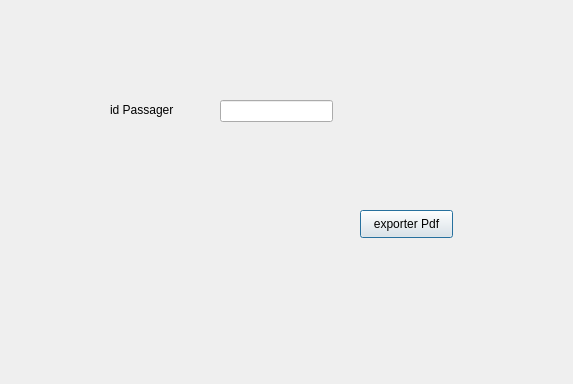
Above: pdf.ui from anasjoo/projet_Airport1 before the change. Below: the same form after it.
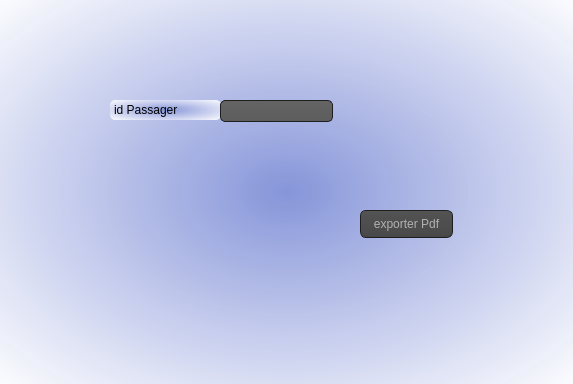
That is the form after the change. Icons and pictures are not drawn.

The edit to the form file:
```diff
--- a/pdf.ui
+++ b/pdf.ui
@@ -13,6 +13,963 @@
   <property name="windowTitle">
    <string>Dialog</string>
   </property>
+  <property name="styleSheet">
+   <string notr="true">QToolTip
+
+{
+
+     border: 1px solid black;
+
+     background-color: #ffa02f;
+
+     padding: 1px;
+
+     border-radius: 3px;
+
+     opacity: 100;
+
+}
+
+QFrame
+
+{
+
+	background-color: rgb(98, 98, 98);
+
+}
+
+
+
+QWidget
+
+{
+
+/* widget-&gt;setStyleSheet(&quot;background-color: transparent;&quot;);
+
+widget-&gt;setWindowFlags(Qt::FramelessWindowHint);   //No windowing
+
+widget-&gt;setAttribute(Qt::WA_TranslucentBackground); // No background*/
+
+	color: rgb(0, 0, 0);
+
+ /*  color: #b1b1b1;*/
+
+ 
+
+	background-color: qradialgradient(spread:pad, cx:0.5, cy:0.5, radius:0.732, fx:0.5, fy:0.5, stop:0 rgba(134, 149, 217, 245), stop:1 rgba(255, 255, 255, 255));
+
+	/*background-color: qradialgradient(spread:pad, cx:0.5, cy:0.5, radius:0.752, fx:0.513, fy:0.511364, stop:0 rgba(93, 63, 211, 255), stop:1 rgba(255, 255, 255, 255));*/
+
+
+
+  padding: 1px;
+
+   /* border-style: solid;
+
+  /*  border: 1px solid #1e1e1e;*/
+
+    border-radius: 5;
+
+  /* background-color: #674ea7;*/
+
+/*#323232; loun el page mtaa e l ajout w mtaa el supprimer w el adition w el affichage */
+
+}
+
+
+
+QWidget:item:hover
+
+{
+
+    background-color: QLinearGradient( x1: 0, y1: 0, x2: 0, y2: 1, stop: 0 #ffa02f, stop: 1 #ca0619);
+
+    color: #000000;
+
+}
+
+
+
+QWidget:item:selected
+
+{
+
+    background-color: QLinearGradient( x1: 0, y1: 0, x2: 0, y2: 1, stop: 0 #ffa02f, stop: 1 #d7801a);
+
+}
+
+
+
+QMenuBar::item
+
+{
+
+    background: transparent;
+
+}
+
+
+
+QMenuBar::item:selected
+
+{
+
+    background: transparent;
+
+    border: 1px solid #ffaa00;
+
+}
+
+
+
+QMenuBar::item:pressed
+
+{
+
+    background: #444;
+
+    border: 1px solid #000;
+
+    background-color: QLinearGradient(
+
+        x1:0, y1:0,
+
+        x2:0, y2:1,
+
+        stop:1 #212121,
+
+        stop:0.4 #343434/*,
+
+        stop:0.2 #343434,
+
+        stop:0.1 #ffaa00*/
+
+    );
+
+    margin-bottom:-1px;
+
+    padding-bottom:1px;
+
+}
+
+
+
+QMenu
+
+{
+
+    border: 1px solid #000;
+
+}
+
+
+
+QMenu::item
+
+{
+
+    padding: 2px 20px 2px 20px;
+
+}
+
+
+
+QMenu::item:selected
+
+{
+
+    color: #000000;
+
+}
+
+
+
+QWidget:disabled
+
+{
+
+    color: #404040;
+
+    background-color: #323232;
+
+}
+
+
+
+QAbstractItemView
+
+{
+
+    background-color: QLinearGradient( x1: 0, y1: 0, x2: 0, y2: 1, stop: 0 #4d4d4d, stop: 0.1 #646464, stop: 1 #5d5d5d);
+
+}
+
+
+
+QWidget:focus
+
+{
+
+    /*border: 2px solid QLinearGradient( x1: 0, y1: 0, x2: 0, y2: 1, stop: 0 #ffa02f, stop: 1 #d7801a);*/
+
+}
+
+
+
+QLineEdit
+
+{
+
+    background-color: QLinearGradient( x1: 0, y1: 0, x2: 0, y2: 1, stop: 0 #4d4d4d, stop: 0 #646464, stop: 1 #5d5d5d);
+
+    padding: 1px;
+
+    border-style: solid;
+
+    border: 1px solid #1e1e1e;
+
+    border-radius: 5;
+
+}
+
+
+
+QPushButton
+
+{
+
+    color: #b1b1b1;
+
+    background-color: QLinearGradient( x1: 0, y1: 0, x2: 0, y2: 1, stop: 0 #565656, stop: 0.1 #525252, stop: 0.5 #4e4e4e, stop: 0.9 #4a4a4a, stop: 1 #464646);
+
+    border-width: 1px;
+
+    border-color: #1e1e1e;
+
+    border-style: solid;
+
+    border-radius: 6;
+
+    padding: 3px;
+
+    font-size: 12px;
+
+    padding-left: 5px;
+
+    padding-right: 5px;
+
+}
+
+
+
+QPushButton:pressed
+
+{
+
+    background-color: QLinearGradient( x1: 0, y1: 0, x2: 0, y2: 1, stop: 0 #2d2d2d, stop: 0.1 #2b2b2b, stop: 0.5 #292929, stop: 0.9 #282828, stop: 1 #252525);
+
+}
+
+
+
+QComboBox
+
+{
+
+    selection-background-color: #ffaa00;
+
+    background-color: QLinearGradient( x1: 0, y1: 0, x2: 0, y2: 1, stop: 0 #565656, stop: 0.1 #525252, stop: 0.5 #4e4e4e, stop: 0.9 #4a4a4a, stop: 1 #464646);
+
+    border-style: solid;
+
+    border: 1px solid #1e1e1e;
+
+    border-radius: 5;
+
+}
+
+
+
+QComboBox:hover,QPushButton:hover
+
+{
+
+    border: 2px solid QLinearGradient( x1: 0, y1: 0, x2: 0, y2: 1, stop: 0 #ffa02f, stop: 1 #d7801a);
+
+}
+
+
+
+
+
+QComboBox:on
+
+{
+
+    padding-top: 3px;
+
+    padding-left: 4px;
+
+    background-color: QLinearGradient( x1: 0, y1: 0, x2: 0, y2: 1, stop: 0 #2d2d2d, stop: 0.1 #2b2b2b, stop: 0.5 #292929, stop: 0.9 #282828, stop: 1 #252525);
+
+    selection-background-color: #ffaa00;
+
+}
+
+
+
+QComboBox QAbstractItemView
+
+{
+
+    border: 2px solid darkgray;
+
+    selection-background-color: QLinearGradient( x1: 0, y1: 0, x2: 0, y2: 1, stop: 0 #ffa02f, stop: 1 #d7801a);
+
+}
+
+
+
+QComboBox::drop-down
+
+{
+
+     subcontrol-origin: padding;
+
+     subcontrol-position: top right;
+
+     width: 15px;
+
+
+
+     border-left-width: 0px;
+
+     border-left-color: darkgray;
+
+     border-left-style: solid; /* just a single line */
+
+     border-top-right-radius: 3px; /* same radius as the QComboBox */
+
+     border-bottom-right-radius: 3px;
+
+ }
+
+
+
+QComboBox::down-arrow
+
+{
+
+     image: url(:/down_arrow.png);
+
+}
+
+
+
+QGroupBox:focus
+
+{
+
+border: 2px solid QLinearGradient( x1: 0, y1: 0, x2: 0, y2: 1, stop: 0 #ffa02f, stop: 1 #d7801a);
+
+}
+
+
+
+QTextEdit:focus
+
+{
+
+    border: 2px solid QLinearGradient( x1: 0, y1: 0, x2: 0, y2: 1, stop: 0 #ffa02f, stop: 1 #d7801a);
+
+}
+
+
+
+QScrollBar:horizontal {
+
+     border: 1px solid #222222;
+
+     background: QLinearGradient( x1: 0, y1: 0, x2: 0, y2: 1, stop: 0.0 #121212, stop: 0.2 #282828, stop: 1 #484848);
+
+     height: 7px;
+
+     margin: 0px 16px 0 16px;
+
+}
+
+
+
+QScrollBar::handle:horizontal
+
+{
+
+      background: QLinearGradient( x1: 0, y1: 0, x2: 1, y2: 0, stop: 0 #ffa02f, stop: 0.5 #d7801a, stop: 1 #ffa02f);
+
+      min-height: 20px;
+
+      border-radius: 2px;
+
+}
+
+
+
+QScrollBar::add-line:horizontal {
+
+      border: 1px solid #1b1b19;
+
+      border-radius: 2px;
+
+      background: QLinearGradient( x1: 0, y1: 0, x2: 1, y2: 0, stop: 0 #ffa02f, stop: 1 #d7801a);
+
+      width: 14px;
+
+      subcontrol-position: right;
+
+      subcontrol-origin: margin;
+
+}
+
+
+
+QScrollBar::sub-line:horizontal {
+
+      border: 1px solid #1b1b19;
+
+      border-radius: 2px;
+
+      background: QLinearGradient( x1: 0, y1: 0, x2: 1, y2: 0, stop: 0 #ffa02f, stop: 1 #d7801a);
+
+      width: 14px;
+
+     subcontrol-position: left;
+
+     subcontrol-origin: margin;
+
+}
+
+
+
+QScrollBar::right-arrow:horizontal, QScrollBar::left-arrow:horizontal
+
+{
+
+      border: 1px solid black;
+
+      width: 1px;
+
+      height: 1px;
+
+      background: white;
+
+}
+
+
+
+QScrollBar::add-page:horizontal, QScrollBar::sub-page:horizontal
+
+{
+
+      background: none;
+
+}
+
+
+
+QScrollBar:vertical
+
+{
+
+      background: QLinearGradient( x1: 0, y1: 0, x2: 1, y2: 0, stop: 0.0 #121212, stop: 0.2 #282828, stop: 1 #484848);
+
+      width: 7px;
+
+      margin: 16px 0 16px 0;
+
+      border: 1px solid #222222;
+
+}
+
+
+
+QScrollBar::handle:vertical
+
+{
+
+      background: QLinearGradient( x1: 0, y1: 0, x2: 0, y2: 1, stop: 0 #ffa02f, stop: 0.5 #d7801a, stop: 1 #ffa02f);
+
+      min-height: 20px;
+
+      border-radius: 2px;
+
+}
+
+
+
+QScrollBar::add-line:vertical
+
+{
+
+      border: 1px solid #1b1b19;
+
+      border-radius: 2px;
+
+      background: QLinearGradient( x1: 0, y1: 0, x2: 0, y2: 1, stop: 0 #ffa02f, stop: 1 #d7801a);
+
+      height: 14px;
+
+      subcontrol-position: bottom;
+
+      subcontrol-origin: margin;
+
+}
+
+
+
+QScrollBar::sub-line:vertical
+
+{
+
+      border: 1px solid #1b1b19;
+
+      border-radius: 2px;
+
+      background: QLinearGradient( x1: 0, y1: 0, x2: 0, y2: 1, stop: 0 #d7801a, stop: 1 #ffa02f);
+
+      height: 14px;
+
+      subcontrol-position: top;
+
+      subcontrol-origin: margin;
+
+}
+
+
+
+QScrollBar::up-arrow:vertical, QScrollBar::down-arrow:vertical
+
+{
+
+      border: 1px solid black;
+
+      width: 1px;
+
+      height: 1px;
+
+      background: white;
+
+}
+
+
+
+
+
+QScrollBar::add-page:vertical, QScrollBar::sub-page:vertical
+
+{
+
+      background: none;
+
+}
+
+
+
+QTextEdit
+
+{
+
+    background-color: #242424;
+
+}
+
+
+
+QPlainTextEdit
+
+{
+
+    background-color: #242424;
+
+}
+
+
+
+QHeaderView::section
+
+{
+
+    background-color: QLinearGradient(x1:0, y1:0, x2:0, y2:1, stop:0 #616161, stop: 0.5 #505050, stop: 0.6 #434343, stop:1 #656565);
+
+    color: white;
+
+    padding-left: 4px;
+
+    border: 1px solid #6c6c6c;
+
+}
+
+
+
+QCheckBox:disabled
+
+{
+
+color: #414141;
+
+}
+
+
+
+QDockWidget::title
+
+{
+
+    text-align: center;
+
+    spacing: 3px; /* spacing between items in the tool bar */
+
+    background-color: QLinearGradient(x1:0, y1:0, x2:0, y2:1, stop:0 #323232, stop: 0.5 #242424, stop:1 #323232);
+
+}
+
+
+
+QDockWidget::close-button, QDockWidget::float-button
+
+{
+
+    text-align: center;
+
+    spacing: 1px; /* spacing between items in the tool bar */
+
+    background-color: QLinearGradient(x1:0, y1:0, x2:0, y2:1, stop:0 #323232, stop: 0.5 #242424, stop:1 #323232);
+
+}
+
+
+
+QDockWidget::close-button:hover, QDockWidget::float-button:hover
+
+{
+
+    background: #242424;
+
+}
+
+
+
+QDockWidget::close-button:pressed, QDockWidget::float-button:pressed
+
+{
+
+    padding: 1px -1px -1px 1px;
+
+}
+
+
+
+QMainWindow::separator
+
+{
+
+    background-color: QLinearGradient(x1:0, y1:0, x2:0, y2:1, stop:0 #161616, stop: 0.5 #151515, stop: 0.6 #212121, stop:1 #343434);
+
+    color: white;
+
+    padding-left: 4px;
+
+    border: 1px solid #4c4c4c;
+
+    spacing: 3px; /* spacing between items in the tool bar */
+
+}
+
+
+
+QMainWindow::separator:hover
+
+{
+
+
+
+    background-color: QLinearGradient(x1:0, y1:0, x2:0, y2:1, stop:0 #d7801a, stop:0.5 #b56c17 stop:1 #ffa02f);
+
+    color: white;
+
+    padding-left: 4px;
+
+    border: 1px solid #6c6c6c;
+
+    spacing: 3px; /* spacing between items in the tool bar */
+
+}
+
+
+
+QToolBar::handle
+
+{
+
+     spacing: 3px; /* spacing between items in the tool bar */
+
+     background: url(:/images/handle.png);
+
+}
+
+
+
+QMenu::separator
+
+{
+
+    height: 2px;
+
+    background-color: QLinearGradient(x1:0, y1:0, x2:0, y2:1, stop:0 #161616, stop: 0.5 #151515, stop: 0.6 #212121, stop:1 #343434);
+
+    color: white;
+
+    padding-left: 4px;
+
+    margin-left: 10px;
+
+    margin-right: 5px;
+
+}
+
+
+
+QProgressBar
+
+{
+
+    border: 2px solid grey;
+
+    border-radius: 5px;
+
+    text-align: center;
+
+}
+
+
+
+QProgressBar::chunk
+
+{
+
+    background-color: #d7801a;
+
+    width: 2.15px;
+
+    margin: 0.5px;
+
+}
+
+
+
+QTabBar::tab {
+
+    color: #b1b1b1;
+
+    border: 1px solid #444;
+
+    border-bottom-style: none;
+
+    background-color: #323232;
+
+    padding-left: 10px;
+
+    padding-right: 10px;
+
+    padding-top: 3px;
+
+    padding-bottom: 2px;
+
+    margin-right: -1px;
+
+}
+
+
+
+QTabWidget::pane {
+
+    border: 1px solid #444;
+
+    top: 1px;
+
+}
+
+
+
+QTabBar::tab:last
+
+{
+
+    margin-right: 0; /* the last selected tab has nothing to overlap with on the right */
+
+    border-top-right-radius: 3px;
+
+}
+
+
+
+QTabBar::tab:first:!selected
+
+{
+
+ margin-left: 0px; /* the last selected tab has nothing to overlap with on the right */
+
+
+
+
+
+    border-top-left-radius: 3px;
+
+}
+
+
+
+QTabBar::tab:!selected
+
+{
+
+    color: #b1b1b1;
+
+    border-bottom-style: solid;
+
+    margin-top: 3px;
+
+    background-color: QLinearGradient(x1:0, y1:0, x2:0, y2:1, stop:1 #212121, stop:.4 #343434);
+
+}
+
+
+
+QTabBar::tab:selected
+
+{
+
+    border-top-left-radius: 3px;
+
+    border-top-right-radius: 3px;
+
+    margin-bottom: 0px;
+
+}
+
+
+
+QTabBar::tab:!selected:hover
+
+{
+
+    /*border-top: 2px solid #ffaa00;
+
+    padding-bottom: 3px;*/
+
+    border-top-left-radius: 3px;
+
+    border-top-right-radius: 3px;
+
+    background-color: QLinearGradient(x1:0, y1:0, x2:0, y2:1, stop:1 #212121, stop:0.4 #343434, stop:0.2 #343434, stop:0.1 #ffaa00);
+
+}
+
+
+
+QRadioButton::indicator:checked, QRadioButton::indicator:unchecked{
+
+    color: #b1b1b1;
+
+    background-color: #323232;
+
+    border: 1px solid #b1b1b1;
+
+    border-radius: 6px;
+
+}
+
+
+
+QRadioButton::indicator:checked
+
+{
+
+    background-color: qradialgradient(
+
+        cx: 0.5, cy: 0.5,
+
+        fx: 0.5, fy: 0.5,
+
+        radius: 1.0,
+
+        stop: 0.25 #ffaa00,
+
+        stop: 0.3 #323232
+
+    );
+
+}
+
+
+
+QCheckBox::indicator{
+
+    color: #b1b1b1;
+
+    background-color: #323232;
+
+    border: 1px solid #b1b1b1;
+
+    width: 9px;
+
+    height: 9px;
+
+}
+
+
+
+QRadioButton::indicator
+
+{
+
+    border-radius: 6px;
+
+}
+
+
+
+QRadioButton::indicator:hover, QCheckBox::indicator:hover
+
+{
+
+    border: 1px solid #ffaa00;
+
+}
+
+
+
+QCheckBox::indicator:checked
+
+{
+
+    image:url(:/images/checkbox.png);
+
+}
+
+
+
+QCheckBox::indicator:disabled, QRadioButton::indicator:disabled
+
+{
+
+    border: 1px solid #444;
+
+}
+
+
+
+</string>
+  </property>
   <widget class="QLabel" name="label">
    <property name="geometry">
     <rect>
```
